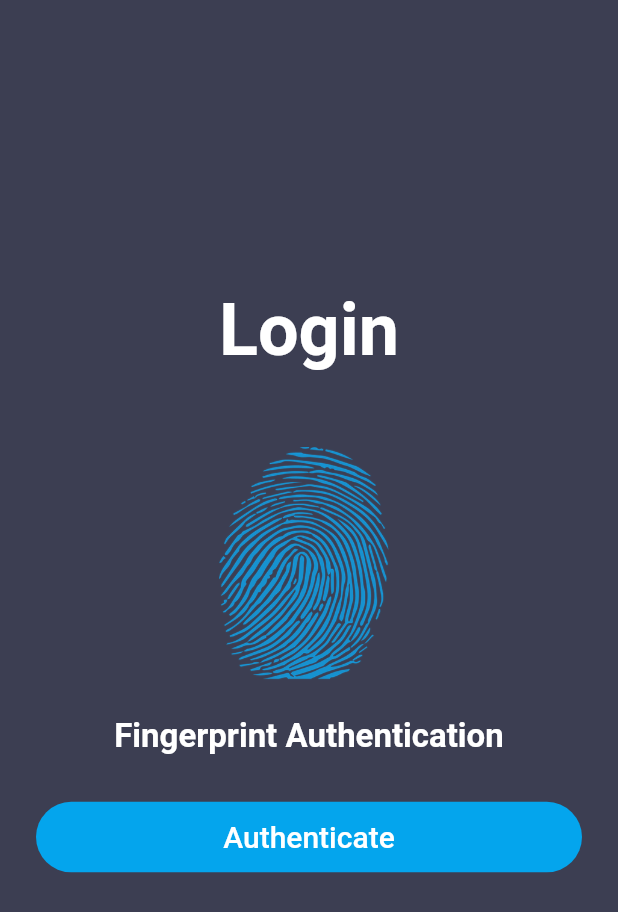
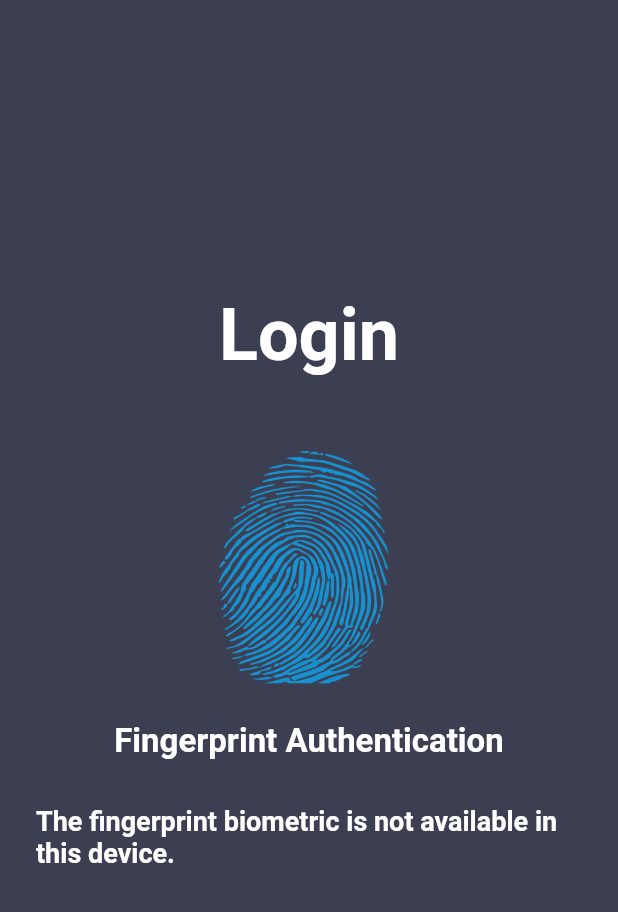
Before and after one commit to alisa-uthi/flutter-login-fingerprint, a Flutter app: the screen it shows after launch, on a phone screen of 412 x 824 dp. Shown: the top 912 px of the screen. Run offline on Flutter 3.47's test engine with Material 2 defaults, Android fonts, the phone set to English and light mode, and no system bars; our stand-ins replace local_auth, tuple.

Commit message:
Update no biometric enrolled

```diff
--- a/lib/custom_btn.dart
+++ b/lib/custom_btn.dart
@@ -14,6 +14,7 @@ class CustomBtn extends StatelessWidget {
   Widget build(BuildContext context) {
     return Container(
       width: double.infinity,
+      // ignore: deprecated_member_use
       child: RaisedButton(
         onPressed: onPressed,
         elevation: 0,
--- a/lib/login_screen.dart
+++ b/lib/login_screen.dart
@@ -11,8 +11,9 @@ class LoginScreen extends StatefulWidget {
 
 class _LoginScreenState extends State<LoginScreen> {
   final FingerprintAuth _auth = FingerprintAuth();
-  bool _canCheckBiometric;
-  List<BiometricType> _availableBiometric;
+  bool _canCheckBiometric = false;
+  List<BiometricType> _availableBiometric = [];
+  String _errorMessage;
 
   @override
   void initState() {
@@ -43,15 +44,19 @@ class _LoginScreenState extends State<LoginScreen> {
   }
 
   void _authenticate() async {
-    bool authenticate = await _auth.authenticate();
+    final authenticate = await _auth.authenticate();
 
     if (!mounted) return;
 
-    if (authenticate) {
+    if (authenticate.item1) {
       Navigator.push(
         context,
         MaterialPageRoute(builder: (_) => HomeScreen()),
       );
+    } else {
+      setState(() {
+        _errorMessage = authenticate.item2;
+      });
     }
   }
 
@@ -94,10 +99,33 @@ class _LoginScreenState extends State<LoginScreen> {
                     ),
                   ),
                   SizedBox(height: 30),
-                  CustomBtn(
-                    text: "Authenticate",
-                    onPressed: _authenticate,
-                  )
+                  if (_canCheckBiometric &&
+                      _availableBiometric.contains(BiometricType.fingerprint))
+                    CustomBtn(
+                      text: "Authenticate",
+                      onPressed: _authenticate,
+                    )
+                  else
+                    Text(
+                      'The fingerprint biometric is not available in this device.',
+                      style: TextStyle(
+                        color: Colors.white,
+                        fontSize: 18,
+                        fontWeight: FontWeight.bold,
+                      ),
+                    ),
+                  if (_errorMessage != null)
+                    Padding(
+                      padding: const EdgeInsets.only(top: 20.0),
+                      child: Text(
+                        _errorMessage,
+                        style: TextStyle(
+                          color: Colors.red[300],
+                          fontSize: 20,
+                          fontWeight: FontWeight.bold,
+                        ),
+                      ),
+                    ),
                 ],
               ),
             )
--- a/pubspec.yaml
+++ b/pubspec.yaml
@@ -23,7 +23,8 @@ environment:
 dependencies:
   flutter:
     sdk: flutter
-  local_auth: ^0.6.3+4
+  local_auth: ^1.1.0
+  tuple: ^1.0.3
 
 
   # The following adds the Cupertino Icons font to your application.
```
Also changed, not shown: lib/fingerprint_auth.dart (+11 -8 lines), pubspec.lock.
